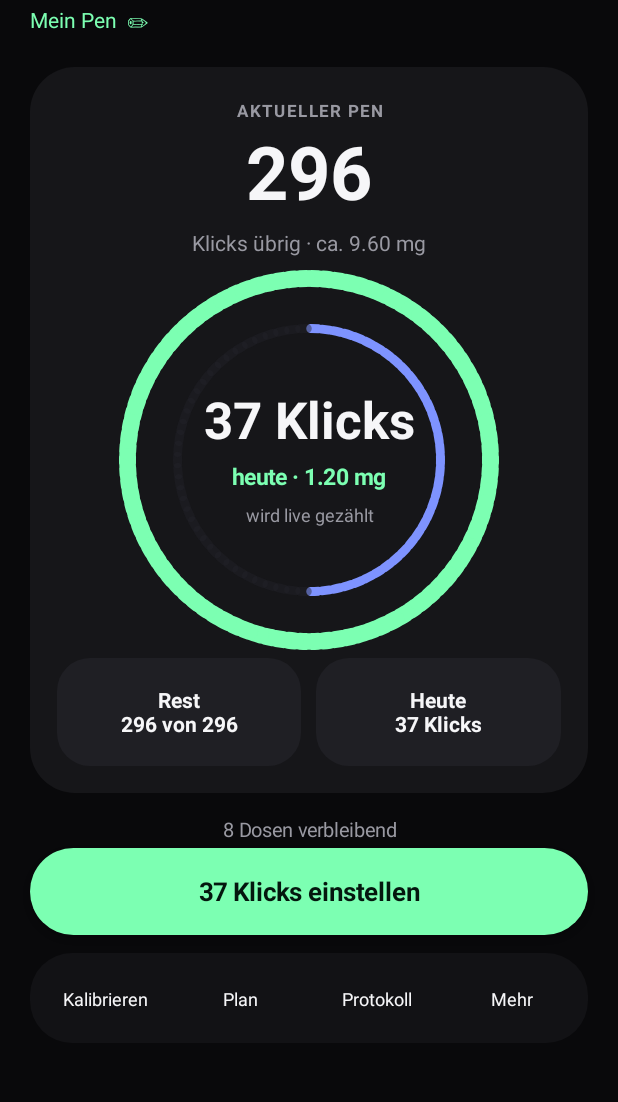
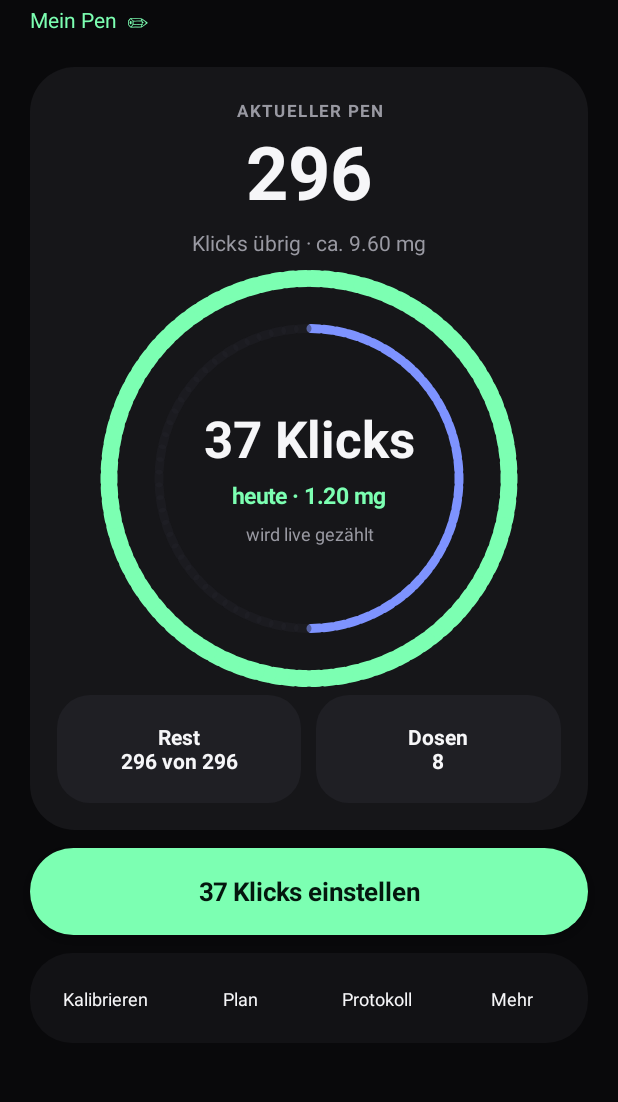
Before and after one commit to fantacola/ClickDose, an Android app: the screen it shows after launch (MainActivity), on a phone screen of 412 x 824 dp, the part 94-1196 px from its top. Run offline under Robolectric (Android 15) with nearby library versions, the phone set to English and light mode, and no system bars.

Commit message:
Cleanup: rechte Kachel = Dosen, Debug weg, Disclaimer, Kalibrierungs-Prompt
- Rechte Stat-Kachel zeigt verbleibende Dosen statt redundante Klicks
- "3 Dosen verbleibend" Zeile entfernt (jetzt in Kachel)
- Debug-Zeile aus Mehr-Dialog entfernt
- Onboarding: Disclaimer in orange hinzugefuegt
- Nach Pen-Setup: Kalibrierung empfehlen (ueberspringbar)

```diff
--- a/app/src/main/java/com/clickdose/app/MainActivity.java
+++ b/app/src/main/java/com/clickdose/app/MainActivity.java
@@ -91,6 +91,9 @@ public class MainActivity extends Activity {
         LinearLayout box = dialogBox();
         box.addView(text(tr("onboarding_title"), 26, ink, true));
         box.addView(text(tr("onboarding_msg"), 15, muted, false));
+        TextView disclaimer = text(tr("onboarding_disclaimer"), 12, warn, false);
+        disclaimer.setPadding(0, dp(12), 0, 0);
+        box.addView(disclaimer);
         new AlertDialog.Builder(this, android.R.style.Theme_Material_NoActionBar)
             .setView(box)
             .setCancelable(false)
@@ -119,7 +122,12 @@ public class MainActivity extends Activity {
                 remainingClicks = fullClickDoses * dosesPerPen;
                 targetMg = strengthMg;
                 recomputeTarget(); savePrefs(); buildHomeUi(); refreshUi();
-                showPlannerDialog();
+                new AlertDialog.Builder(this, android.R.style.Theme_Material_NoActionBar)
+                    .setTitle(tr("calibrate_prompt_title"))
+                    .setMessage(tr("calibrate_prompt_msg"))
+                    .setPositiveButton(tr("calibrate"), (d2, w2) -> startCalibrationFullscreen())
+                    .setNegativeButton(tr("skip_for_now"), (d2, w2) -> showPlannerDialog())
+                    .show();
             })
             .show();
     }
@@ -192,9 +200,7 @@ public class MainActivity extends Activity {
         stats.addView(rightStatView, new LinearLayout.LayoutParams(0, dp(72), 1));
         stage.addView(stats, new LinearLayout.LayoutParams(-1, -2));
 
-        statusView = text(tr("ready"), 13, muted, false);
-        statusView.setGravity(Gravity.CENTER);
-        root.addView(statusView, new LinearLayout.LayoutParams(-1, -2));
+        statusView = null;
 
         primaryButton = pillButton("", accent, Color.rgb(4,23,14));
         primaryButton.setTextSize(17);
@@ -538,7 +544,6 @@ public class MainActivity extends Activity {
         Button measure = pillButton(tr("measure_full"), card2, ink); measure.setOnClickListener(v -> startFullDoseMeasureFullscreen()); box.addView(measure, new LinearLayout.LayoutParams(-1, dp(52)));
         Button newPen = pillButton(tr("new_pen"), card2, ink); newPen.setOnClickListener(v -> confirmNewPen()); box.addView(newPen, new LinearLayout.LayoutParams(-1, dp(52)));
         Button lang = pillButton("Language / Sprache", card2, ink); lang.setOnClickListener(v -> showLanguageDialog()); box.addView(lang, new LinearLayout.LayoutParams(-1, dp(52)));
-        TextView dbg = text(String.format(Locale.US,"Peak %.0f · Noise %.1f · Threshold %.0f · Cooldown %d ms", latestPeak, noiseAvgJump, threshold, cooldownMs), 12, muted, false); box.addView(dbg);
         new AlertDialog.Builder(this, android.R.style.Theme_Material_NoActionBar).setView(box).setPositiveButton("OK", null).show();
     }
 
@@ -560,16 +565,10 @@ public class MainActivity extends Activity {
             doseRing.segments = Math.max(8, Math.min(96, fullClickDoses));
             doseRing.invalidate();
             leftStatView.setText(String.format(Locale.US, tr("rest_stat_fmt"), remainingClicks, total));
-            rightStatView.setText(String.format(Locale.US, tr("today_stat_fmt"), targetClicks));
+            int dosesLeft = targetClicks > 0 ? remainingClicks / targetClicks : 0;
+            int rem = targetClicks > 0 ? remainingClicks % targetClicks : 0;
+            rightStatView.setText(tr("doses_label") + "\n" + (rem == 0 ? dosesLeft : "~" + dosesLeft));
             primaryButton.setText(String.format(Locale.US, tr("set_clicks_fmt"), targetClicks));
-            if (statusView != null && targetClicks > 0) {
-                int weeksLeft = remainingClicks / targetClicks;
-                int remainder = remainingClicks % targetClicks;
-                String weeksStr = remainder == 0
-                    ? String.format(tr("weeks_left_exact"), weeksLeft)
-                    : String.format(tr("weeks_left_approx"), weeksLeft);
-                statusView.setText(weeksStr);
-            }
         }
 
         if (fullRing != null) {
@@ -778,6 +777,11 @@ public class MainActivity extends Activity {
                 case "clear_history_confirm": return "Delete the entire history? This cannot be undone.";
                 case "weeks_left_exact": return "%d doses remaining";
                 case "weeks_left_approx": return "~%d doses remaining";
+                case "doses_label": return "Doses";
+                case "onboarding_disclaimer": return "⚠ Not a medical device. Always verify your dose visually before injecting.";
+                case "calibrate_prompt_title": return "Calibrate first?";
+                case "calibrate_prompt_msg": return "Calibration helps the app reliably detect your pen's clicks. Recommended before first use.";
+                case "skip_for_now": return "Skip for now";
             }
         } else {
             switch (key) {
@@ -863,6 +867,11 @@ public class MainActivity extends Activity {
                 case "clear_history_confirm": return "Das gesamte Protokoll löschen? Das kann nicht rückgängig gemacht werden.";
                 case "weeks_left_exact": return "%d Dosen verbleibend";
                 case "weeks_left_approx": return "~%d Dosen verbleibend";
+                case "doses_label": return "Dosen";
+                case "onboarding_disclaimer": return "⚠ Kein Medizinprodukt. Überprüfe die Dosis immer visuell bevor du injizierst.";
+                case "calibrate_prompt_title": return "Erst kalibrieren?";
+                case "calibrate_prompt_msg": return "Die Kalibrierung hilft der App, die Klicks deines Pens zuverlässig zu erkennen. Empfohlen vor dem ersten Gebrauch.";
+                case "skip_for_now": return "Jetzt überspringen";
             }
         }
         return key;
```
